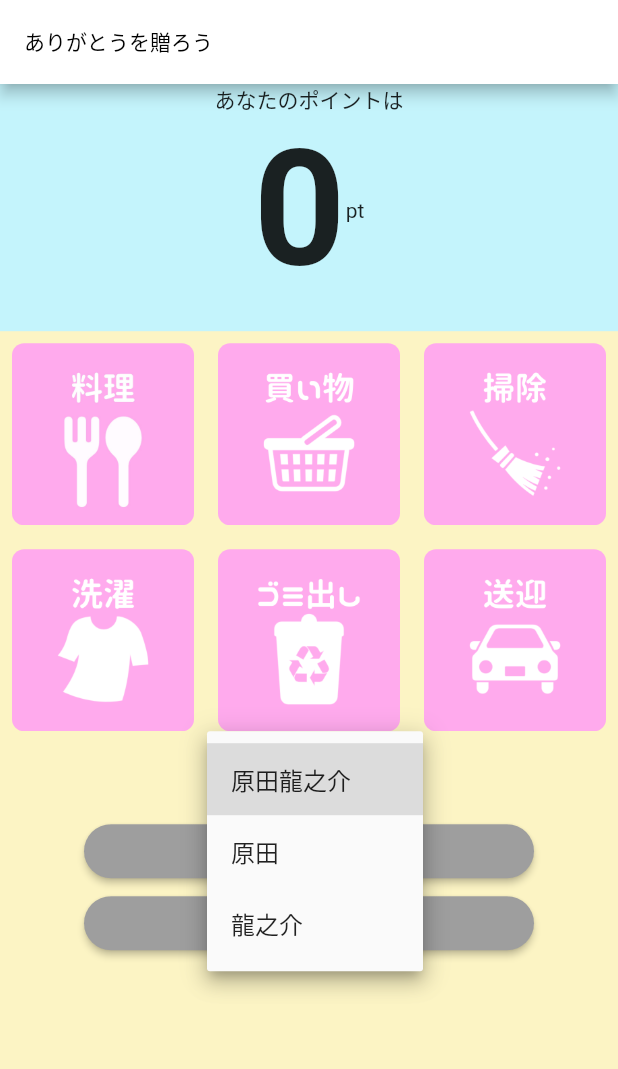
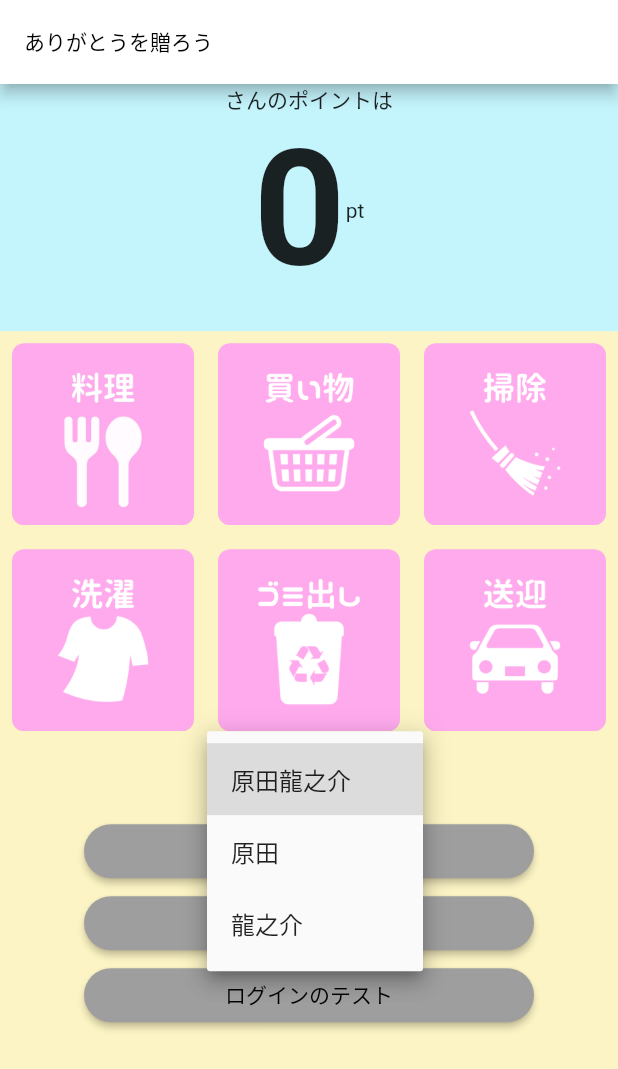
Before and after one commit to Dra-ryu/present_thanks_app, a Flutter app: the screen it shows after launch, after a tap on "原田龍之介", on a phone screen of 412 x 824 dp. Shown: the top 1069 px of the screen. Run offline on Flutter 3.47's test engine with Material 2 defaults, Android fonts, the phone set to English and light mode, and no system bars; our stand-ins replace cloud_firestore, firebase_auth, firebase_core, shared_preferences; accounts and stored records are empty.

Commit message:
ログインしたユーザー情報を取り出す処理 todo ストップウォッチでもログイン情報を使えるようにする

```diff
--- a/lib/housework_select.dart
+++ b/lib/housework_select.dart
@@ -1,4 +1,5 @@
 import 'package:cloud_firestore/cloud_firestore.dart';
+import 'package:firebase_auth/firebase_auth.dart';
 import 'package:flutter/material.dart';
 import 'package:present_thanks/stopwatch.dart';
 import 'package:present_thanks/welcome.dart';
@@ -39,6 +40,8 @@ class HouseworkSelectPageState extends State<HouseworkSelectPage> {
   int currentPoint = 0;  // Todo firebaseからポイントを取得する処理
 
   List<String> dropdownItems = ["原田龍之介", "原田", "龍之介"];
+  String uemail = '';
+
 
   // 入力した情報を一時的に保存する
   Future<void> _setData() async {
@@ -52,31 +55,6 @@ class HouseworkSelectPageState extends State<HouseworkSelectPage> {
     String? ho = prefs.getString('housework');
     print('$hoアイウエオ');
   }
-
-  // ログインしているユーザーを認証する
-  // final _auth = FirebaseAuth.instance;
-  // User loggedInUser;
-  // final currentUser = loggedInUser.email;
-
-  // @override
-  // void initState() {
-  //   super.initState();
-  //
-  //   getCurrentUser();
-  // }
-  //
-  // void getCurrentUser() async {
-  //   try{
-  //     final user = await _auth.currentUser();
-  //     if (user != null) {
-  //       loggedInUser = user;
-  //       print(loggedInUser.email);
-  //     }
-  //   }
-  //   catch (e) {
-  //     print(e);
-  //   }
-  // }
 
   void change_button_state(houseworkName) {
     return setState((){
@@ -113,10 +91,21 @@ class HouseworkSelectPageState extends State<HouseworkSelectPage> {
   List searchedInformation = [];
   final _userInformations = FirebaseFirestore.instance.collection('users');
 
+  final _auth = FirebaseAuth.instance;
+
   void init() async {
-    print("あああ");
-    final QuerySnapshot snapshot = await _userInformations.where('userName', isEqualTo: 'test').get();
+    // ログイン情報を取り出す処理
+    final user = await _auth.currentUser!;
+    final uid = user.uid;
+    uemail = user.email!;
+    print("あああああ");
+    print(uid);
+    print(uemail);
+
+    // ログインしているユーザーのポイントをcloud firestoreから取り出す処理
+    final QuerySnapshot snapshot = await _userInformations.where('userName', isEqualTo: uemail).get();
     setState(() {
+
       final List gaps = snapshot.docs.map((DocumentSnapshot document) {
         Map<String, dynamic> data = document.data() as Map<String, dynamic>;
         searchedInformation = [
@@ -127,6 +116,12 @@ class HouseworkSelectPageState extends State<HouseworkSelectPage> {
       }).toList();
     });
     currentPoint = searchedInformation[2];
+  }
+
+  // Todo ユーザー情報を取得する
+  void getLoginedUser() {
+    final user = _auth.currentUser;
+    final userId = user?.uid;
   }
 
   @override
@@ -141,7 +136,7 @@ class HouseworkSelectPageState extends State<HouseworkSelectPage> {
           color: Color(0xFFc4f4fc),
           child: Column(
             children: [
-              Text('あなたのポイントは'),
+              Text('$uemailさんのポイントは'),
               Row(
                 mainAxisAlignment: MainAxisAlignment.center,
                 children: [
@@ -235,6 +230,22 @@ class HouseworkSelectPageState extends State<HouseworkSelectPage> {
             },
           ),
         ),
+
+        SizedBox(
+          width: 300,
+          child: ElevatedButton(
+            child: const Text('ログインのテスト'),
+            style: ElevatedButton.styleFrom(
+              primary: Colors.grey,
+              onPrimary: Colors.black,
+              shape: const StadiumBorder(),
+            ),
+            onPressed: ()  {
+              getCurrentUser();
+            },
+          ),
+        ),
+
       ],
     );
   }
```
Also changed, not shown: lib/welcome.dart (+9 -1 lines).
